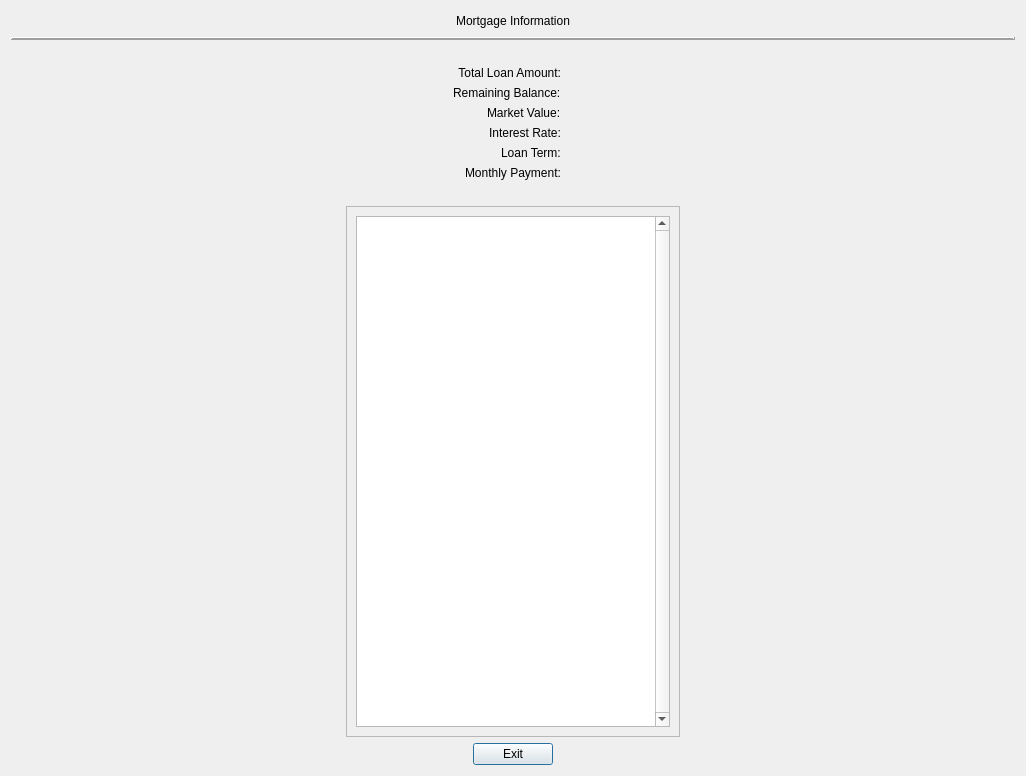
Old version of the form CashFlowManager/mortgagesummarydialog.ui in the repository epw7856/CashFlowManager.
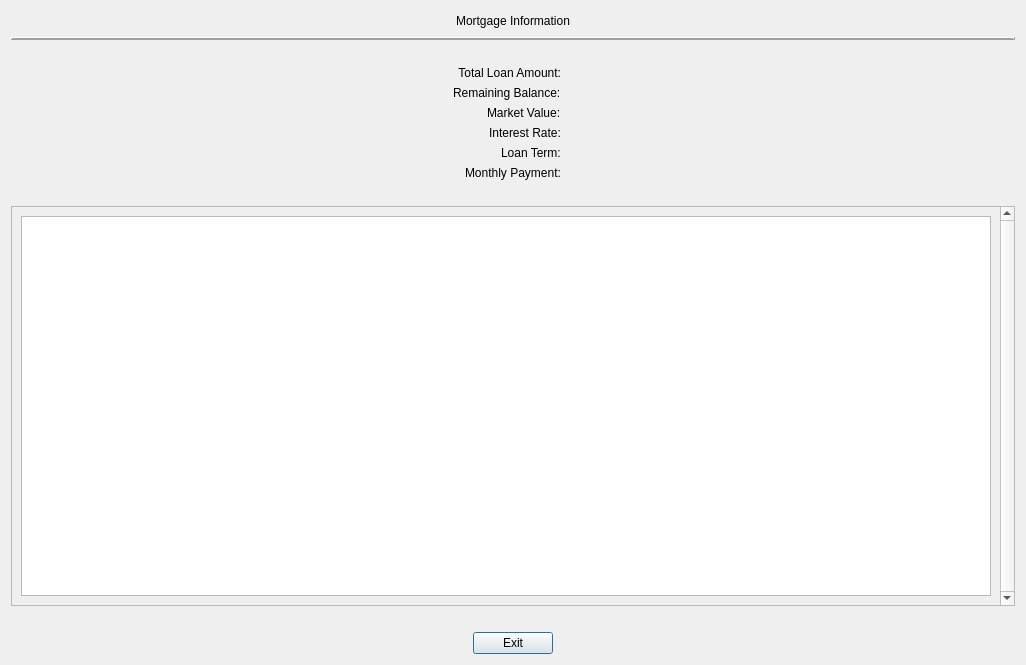
New version of the form.

Diff of the .ui file:
```diff
--- a/CashFlowManager/mortgagesummarydialog.ui
+++ b/CashFlowManager/mortgagesummarydialog.ui
@@ -10,7 +10,7 @@
     <x>0</x>
     <y>0</y>
     <width>1026</width>
-    <height>776</height>
+    <height>658</height>
    </rect>
   </property>
   <property name="windowTitle">
@@ -246,21 +246,17 @@
    </item>
    <item>
     <layout class="QHBoxLayout" name="horizontalLayout_2">
-     <item>
-      <spacer name="horizontalSpacer_5">
-       <property name="orientation">
-        <enum>Qt::Horizontal</enum>
-       </property>
-       <property name="sizeHint" stdset="0">
-        <size>
-         <width>40</width>
-         <height>20</height>
-        </size>
-       </property>
-      </spacer>
-     </item>
      <item>
       <widget class="QScrollArea" name="scrollArea">
+       <property name="minimumSize">
+        <size>
+         <width>100</width>
+         <height>400</height>
+        </size>
+       </property>
+       <property name="verticalScrollBarPolicy">
+        <enum>Qt::ScrollBarAlwaysOn</enum>
+       </property>
        <property name="widgetResizable">
         <bool>true</bool>
        </property>
@@ -269,20 +265,35 @@
          <rect>
           <x>0</x>
           <y>0</y>
-          <width>330</width>
-          <height>510</height>
+          <width>987</width>
+          <height>398</height>
          </rect>
         </property>
+        <property name="minimumSize">
+         <size>
+          <width>0</width>
+          <height>0</height>
+         </size>
+        </property>
         <layout class="QVBoxLayout" name="verticalLayout_2">
          <item>
           <widget class="QTableView" name="tableViewMortgageSummary">
+           <property name="minimumSize">
+            <size>
+             <width>0</width>
+             <height>0</height>
+            </size>
+           </property>
            <property name="font">
             <font>
              <pointsize>8</pointsize>
             </font>
            </property>
            <property name="verticalScrollBarPolicy">
-            <enum>Qt::ScrollBarAlwaysOn</enum>
+            <enum>Qt::ScrollBarAlwaysOff</enum>
+           </property>
+           <property name="horizontalScrollBarPolicy">
+            <enum>Qt::ScrollBarAlwaysOff</enum>
            </property>
            <property name="cornerButtonEnabled">
             <bool>false</bool>
@@ -302,8 +313,10 @@
        </widget>
       </widget>
      </item>
+    </layout>
+   </item>
      <item>
-      <spacer name="horizontalSpacer_6">
+    <spacer name="horizontalSpacer_3">
        <property name="orientation">
         <enum>Qt::Horizontal</enum>
        </property>
@@ -314,8 +327,6 @@
         </size>
        </property>
       </spacer>
-     </item>
-    </layout>
    </item>
    <item>
     <layout class="QHBoxLayout" name="horizontalLayout_3">
```
Lines whose indentation alone changed are shown as unchanged.
